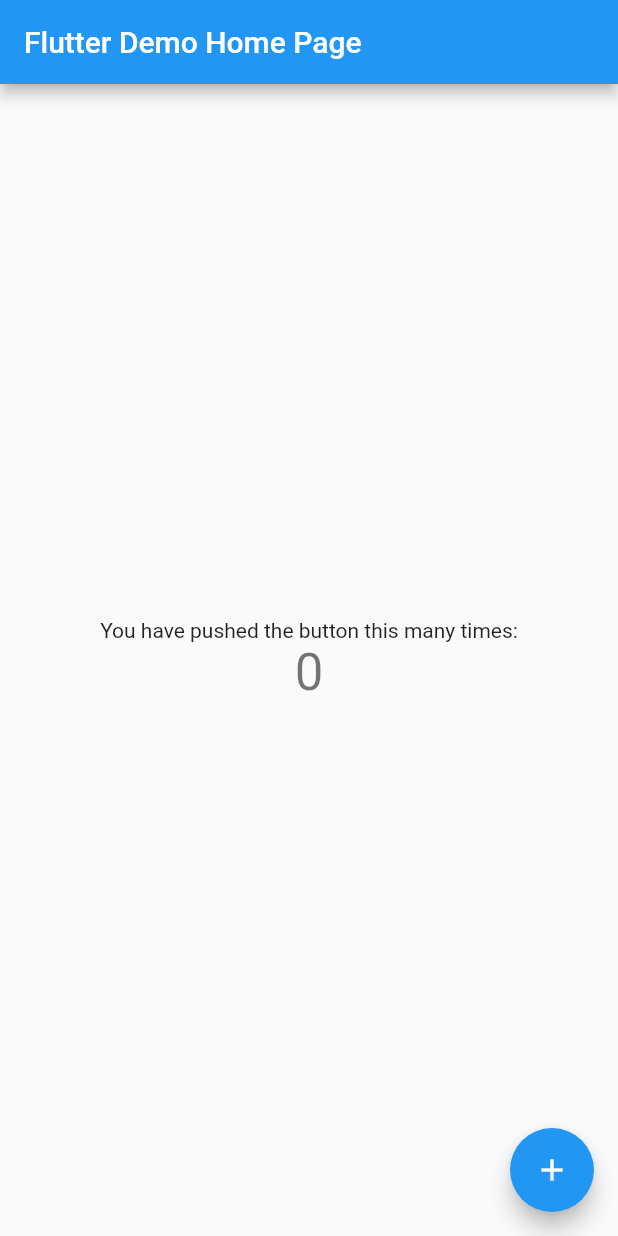
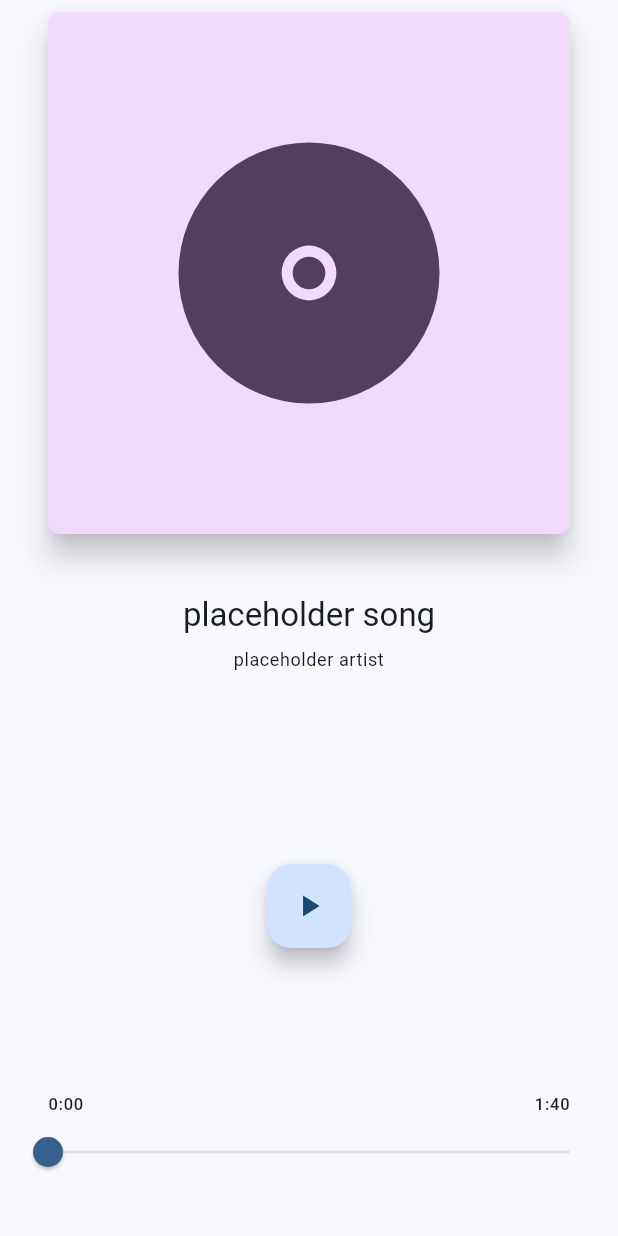
Before and after one commit to LiquidPL/fluid, a Flutter app: the screen it shows after launch, on a phone screen of 412 x 824 dp. Run offline on Flutter 3.47's test engine with Material 2 defaults, Android fonts, the phone set to English and light mode, and no system bars; drawn by our look-alikes of dynamic_color; our stand-ins replace flutter_hooks, flutter_svg, hooks_riverpod, riverpod.

Commit message:
Create a barebones now playing/queue layout

```diff
--- /dev/null
+++ b/lib/helpers.dart
@@ -0,0 +1,13 @@
+String formatDuration(double duration) {
+  var dur = Duration(seconds: duration.floor());
+
+  var hours = dur.inHours > 0 ? dur.inHours.toString() + ':' : '';
+  var minutes = dur.inMinutes.remainder(60).toString();
+  var seconds = dur.inSeconds.remainder(60).toString().padLeft(2, '0');
+
+  if (dur.inHours > 0) {
+    minutes = minutes.padLeft(2, '0');
+  }
+
+  return "$hours$minutes:$seconds";
+}
--- a/lib/main.dart
+++ b/lib/main.dart
@@ -1,7 +1,10 @@
+import 'package:dynamic_color/dynamic_color.dart';
+import 'package:fluid/player.dart';
 import 'package:flutter/material.dart';
+import 'package:hooks_riverpod/hooks_riverpod.dart';
 
 void main() {
-  runApp(const MyApp());
+  runApp(const ProviderScope(child: MyApp()));
 }
 
 class MyApp extends StatelessWidget {
@@ -10,106 +13,50 @@
   // This widget is the root of your application.
   @override
   Widget build(BuildContext context) {
-    return MaterialApp(
-      title: 'Flutter Demo',
-      theme: ThemeData(
-        // This is the theme of your application.
-        //
-        // Try running your application with "flutter run". You'll see the
-        // application has a blue toolbar. Then, without quitting the app, try
-        // changing the primarySwatch below to Colors.green and then invoke
-        // "hot reload" (press "r" in the console where you ran "flutter run",
-        // or simply save your changes to "hot reload" in a Flutter IDE).
-        // Notice that the counter didn't reset back to zero; the application
-        // is not restarted.
-        primarySwatch: Colors.blue,
-      ),
-      home: const MyHomePage(title: 'Flutter Demo Home Page'),
+    return DynamicColorBuilder(
+      builder: (ColorScheme? lightDynamic, ColorScheme? darkDynamic) {
+        ColorScheme lightColorScheme;
+        ColorScheme darkColorScheme;
+
+        if (lightDynamic != null && darkDynamic != null) {
+          lightColorScheme =
+              lightDynamic.harmonized().copyWith(secondary: Colors.blue);
+
+          darkColorScheme =
+              darkDynamic.harmonized().copyWith(secondary: Colors.blue);
+        } else {
+          lightColorScheme = ColorScheme.fromSeed(seedColor: Colors.blue);
+
+          darkColorScheme = ColorScheme.fromSeed(
+            seedColor: Colors.blue,
+            brightness: Brightness.dark,
+          );
+        }
+
+        return MaterialApp(
+          title: 'Fluid',
+          theme: ThemeData(
+            useMaterial3: true,
+            colorScheme: lightColorScheme,
+          ),
+          darkTheme: ThemeData(
+            useMaterial3: true,
+            colorScheme: darkColorScheme,
+          ),
+          home: const MyHomePage(),
+        );
+      },
     );
   }
 }
 
-class MyHomePage extends StatefulWidget {
-  const MyHomePage({Key? key, required this.title}) : super(key: key);
-
-  // This widget is the home page of your application. It is stateful, meaning
-  // that it has a State object (defined below) that contains fields that affect
-  // how it looks.
-
-  // This class is the configuration for the state. It holds the values (in this
-  // case the title) provided by the parent (in this case the App widget) and
-  // used by the build method of the State. Fields in a Widget subclass are
-  // always marked "final".
-
-  final String title;
-
-  @override
-  State<MyHomePage> createState() => _MyHomePageState();
-}
-
-class _MyHomePageState extends State<MyHomePage> {
-  int _counter = 0;
-
-  void _incrementCounter() {
-    setState(() {
-      // This call to setState tells the Flutter framework that something has
-      // changed in this State, which causes it to rerun the build method below
-      // so that the display can reflect the updated values. If we changed
-      // _counter without calling setState(), then the build method would not be
-      // called again, and so nothing would appear to happen.
-      _counter++;
-    });
-  }
+class MyHomePage extends StatelessWidget {
+  const MyHomePage({Key? key}) : super(key: key);
 
   @override
   Widget build(BuildContext context) {
-    // This method is rerun every time setState is called, for instance as done
-    // by the _incrementCounter method above.
-    //
-    // The Flutter framework has been optimized to make rerunning build methods
-    // fast, so that you can just rebuild anything that needs updating rather
-    // than having to individually change instances of widgets.
-    return Scaffold(
-      appBar: AppBar(
-        // Here we take the value from the MyHomePage object that was created by
-        // the App.build method, and use it to set our appbar title.
-        title: Text(widget.title),
-      ),
-      body: Center(
-        // Center is a layout widget. It takes a single child and positions it
-        // in the middle of the parent.
-        child: Column(
-          // Column is also a layout widget. It takes a list of children and
-          // arranges them vertically. By default, it sizes itself to fit its
-          // children horizontally, and tries to be as tall as its parent.
-          //
-          // Invoke "debug painting" (press "p" in the console, choose the
-          // "Toggle Debug Paint" action from the Flutter Inspector in Android
-          // Studio, or the "Toggle Debug Paint" command in Visual Studio Code)
-          // to see the wireframe for each widget.
-          //
-          // Column has various properties to control how it sizes itself and
-          // how it positions its children. Here we use mainAxisAlignment to
-          // center the children vertically; the main axis here is the vertical
-          // axis because Columns are vertical (the cross axis would be
-          // horizontal).
-          mainAxisAlignment: MainAxisAlignment.center,
-          children: <Widget>[
-            const Text(
-              'You have pushed the button this many times:',
-            ),
-            Text(
-              '$_counter',
-              style: Theme.of(context).textTheme.headline4,
-            ),
-          ],
-        ),
-      ),
-      floatingActionButton: FloatingActionButton(
-        onPressed: _incrementCounter,
-        tooltip: 'Increment',
-        child: const Icon(Icons.add),
-      ), // This trailing comma makes auto-formatting nicer for build methods.
+    return const Scaffold(
+      body: Player(),
     );
   }
 }
--- /dev/null
+++ b/lib/player.dart
@@ -0,0 +1,189 @@
+import 'package:fluid/helpers.dart';
+import 'package:fluid/providers/playback_state.dart';
+import 'package:flutter/material.dart';
+import 'package:flutter_hooks/flutter_hooks.dart';
+import 'package:flutter_svg/flutter_svg.dart';
+import 'package:hooks_riverpod/hooks_riverpod.dart';
+
+class Player extends StatelessWidget {
+  const Player({Key? key}) : super(key: key);
+
+  @override
+  Widget build(BuildContext context) {
+    return SafeArea(
+      child: Column(
+        mainAxisAlignment: MainAxisAlignment.spaceBetween,
+        crossAxisAlignment: CrossAxisAlignment.center,
+        children: [
+          Column(
+            children: const [
+              AlbumCover(),
+              SongDetails(
+                title: 'placeholder song',
+                artist: 'placeholder artist',
+              ),
+            ],
+          ),
+          const Controls(),
+          Container(
+            margin: const EdgeInsets.only(bottom: 32.0),
+            child: const ProgressBar(),
+          ),
+        ],
+      ),
+    );
+  }
+}
+
+class AlbumCover extends StatelessWidget {
+  const AlbumCover({
+    Key? key,
+  }) : super(key: key);
+
+  @override
+  Widget build(BuildContext context) {
+    return Card(
+      margin: const EdgeInsets.symmetric(horizontal: 32.0, vertical: 8.0),
+      elevation: 8,
+      shape: RoundedRectangleBorder(
+        borderRadius: BorderRadius.circular(8.0),
+      ),
+      color: Theme.of(context).colorScheme.tertiaryContainer,
+      child: AspectRatio(
+        aspectRatio: 1,
+        child: ClipRRect(
+          borderRadius: BorderRadius.circular(8.0),
+          child: SvgPicture.asset(
+            'assets/placeholder-album-cover.svg',
+            color: Theme.of(context).colorScheme.onTertiaryContainer,
+          ),
+        ),
+      ),
+    );
+  }
+}
+
+class SongDetails extends StatelessWidget {
+  const SongDetails({
+    required this.title,
+    required this.artist,
+    Key? key,
+  }) : super(key: key);
+
+  final String title;
+  final String artist;
+
+  @override
+  Widget build(BuildContext context) {
+    return Container(
+      margin: const EdgeInsets.symmetric(vertical: 32.0),
+      child: Column(
+        children: [
+          Container(
+            margin: const EdgeInsets.only(bottom: 8.0),
+            child: Text(
+              title,
+              style: Theme.of(context).textTheme.titleLarge,
+              textAlign: TextAlign.center,
+            ),
+          ),
+          Text(
+            artist,
+            style: Theme.of(context).textTheme.bodySmall,
+            textAlign: TextAlign.center,
+          ),
+        ],
+      ),
+    );
+  }
+}
+
+class Controls extends HookConsumerWidget {
+  const Controls({Key? key}) : super(key: key);
+
+  @override
+  Widget build(BuildContext context, WidgetRef ref) {
+    final controller = useAnimationController(
+      duration: const Duration(milliseconds: 500),
+    );
+
+    if (ref.read(isPlayingProvider)) {
+      controller.forward(from: 1.0);
+    }
+
+    return Container(
+      margin: const EdgeInsets.symmetric(horizontal: 16.0),
+      child: Row(
+        mainAxisAlignment: MainAxisAlignment.center,
+        children: [
+          Container(
+            margin: const EdgeInsets.symmetric(horizontal: 16.0),
+            child: FloatingActionButton(
+              backgroundColor: Theme.of(context).colorScheme.primaryContainer,
+              child: AnimatedIcon(
+                icon: AnimatedIcons.play_pause,
+                color: Theme.of(context).colorScheme.onPrimaryContainer,
+                progress: CurvedAnimation(
+                  parent: controller,
+                  curve: Curves.easeInOut,
+                ),
+              ),
+              onPressed: () {
+                if (ref.read(isPlayingProvider)) {
+                  controller.reverse();
+                } else {
+                  controller.forward();
+                }
+
+                ref.read(isPlayingProvider.notifier).update((state) => !state);
+              },
+            ),
+          ),
+        ],
+      ),
+    );
+  }
+}
+
+class ProgressBar extends ConsumerWidget {
+  const ProgressBar({Key? key}) : super(key: key);
+
+  @override
+  Widget build(BuildContext context, WidgetRef ref) {
+    return Container(
+      margin: const EdgeInsets.symmetric(horizontal: 8.0),
+      child: SliderTheme(
+        data: const SliderThemeData(
+          trackHeight: 2.0,
+        ),
+        child: Column(
+          children: [
+            Container(
+                margin: const EdgeInsets.symmetric(horizontal: 24.0),
+                child: Row(
+                  mainAxisAlignment: MainAxisAlignment.spaceBetween,
+                  children: [
+                    Text(
+                      formatDuration(ref.watch(progressProvider)),
+                      style: Theme.of(context).textTheme.labelSmall,
+                    ),
+                    Text(
+                      formatDuration(ref.watch(durationProvider)),
+                      style: Theme.of(context).textTheme.labelSmall,
+                    ),
+                  ],
+                )),
+            Slider(
+              min: 0,
+              max: ref.watch(durationProvider),
+              value: ref.watch(progressProvider),
+              onChanged: (newProgress) {
+                ref.read(progressProvider.notifier).update((state) => newProgress);
+              },
+            ),
+          ],
+        ),
+      ),
+    );
+  }
+}
--- /dev/null
+++ b/lib/providers/playback_state.dart
@@ -0,0 +1,7 @@
+import 'package:riverpod/riverpod.dart';
+
+final isPlayingProvider = StateProvider<bool>((ref) => false);
+
+// placeholder value until audio player plumbing is connected
+final durationProvider = Provider<double>((ref) => 100.0);
+final progressProvider = StateProvider<double>((ref) => 0.0);
```
Also changed, not shown: pubspec.yaml (+8 -3 lines), assets/placeholder-album-cover.svg (added), pubspec.lock, 13 other files.
